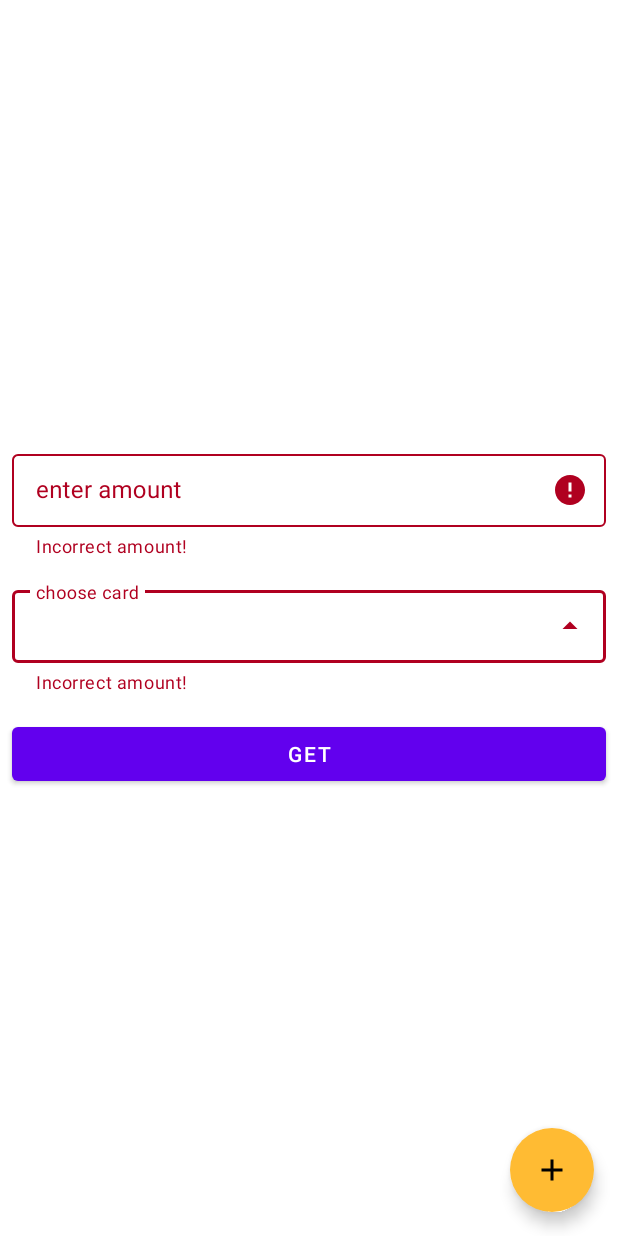
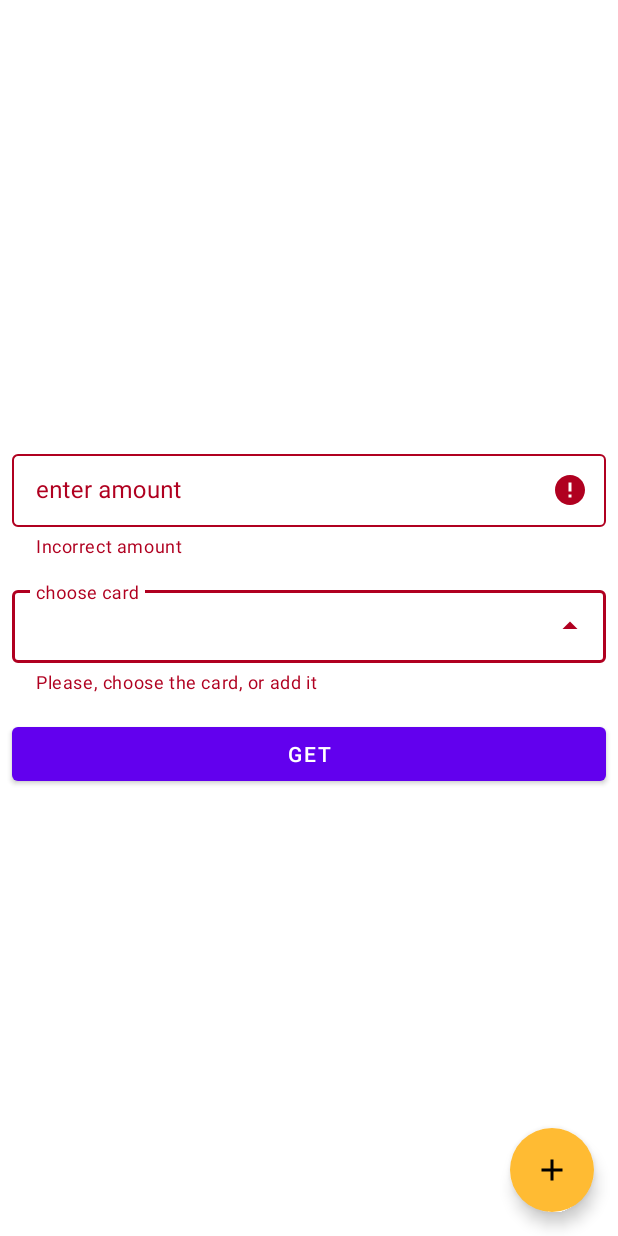
Before and after one commit to emdasoft/My_Savings, an Android app: the fragment ReceiveFragment placed in its activity, after a tap on "GET", on a phone screen of 412 x 824 dp. Run offline under Robolectric (Android 15) with nearby library versions, the phone set to English and light mode, and no system bars; our stand-ins replace Room's generated code; Roboto replaces fonts that are not available here; 1 other tap on this screen came first.

Commit message:
add_string_resources

```diff
--- a/app/src/main/java/com/emdasoft/mysavings/presentation/ReceiveFragment.kt
+++ b/app/src/main/java/com/emdasoft/mysavings/presentation/ReceiveFragment.kt
@@ -83,7 +83,7 @@ class ReceiveFragment : Fragment() {
         }
 
         viewModel.showInputAmountError.observe(viewLifecycleOwner) {
-            val message = "Incorrect amount!"
+            val message = getString(R.string.incorrect_amount_error)
             if (it) {
                 binding.tilAmount.error = message
             } else {
@@ -92,14 +92,13 @@ class ReceiveFragment : Fragment() {
         }
 
         viewModel.showChooseCardError.observe(viewLifecycleOwner) {
-            val message = "Incorrect amount!"
+            val message = getString(R.string.choose_card_error)
             if (it) {
                 binding.tilCardToGet.error = message
             } else {
                 binding.tilCardToGet.error = null
             }
         }
-
     }
 
     override fun onDestroyView() {
--- a/app/src/main/java/com/emdasoft/mysavings/presentation/SpendFragment.kt
+++ b/app/src/main/java/com/emdasoft/mysavings/presentation/SpendFragment.kt
@@ -80,7 +80,7 @@ class SpendFragment : Fragment() {
         }
 
         viewModel.showInputAmountError.observe(viewLifecycleOwner) {
-            val message = "incorrect amount"
+            val message = getString(R.string.incorrect_amount_error)
             if (it) {
                 binding.tilAmount.error = message
             } else {
@@ -89,7 +89,7 @@ class SpendFragment : Fragment() {
         }
 
         viewModel.showChooseCardError.observe(viewLifecycleOwner) {
-            val message = "Please, choose card or add it"
+            val message = getString(R.string.choose_card_error)
             if (it) {
                 binding.tilCardToSpend.error = message
             } else {
--- a/app/src/main/res/values/strings.xml
+++ b/app/src/main/res/values/strings.xml
@@ -18,4 +18,6 @@
     <string name="to_card">to card</string>
     <string name="transfer_button">transfer</string>
     <string name="add_card">add card</string>
+    <string name="choose_card_error">Please, choose the card, or add it</string>
+    <string name="incorrect_amount_error">Incorrect amount</string>
 </resources>
```
Also changed, not shown: 1 other file.
